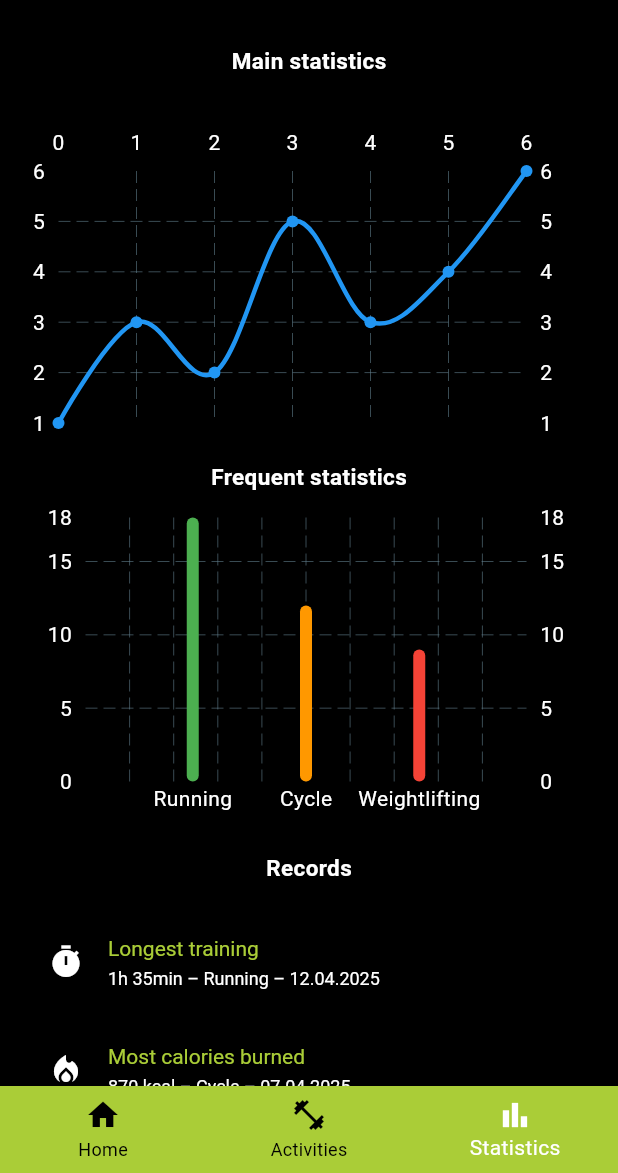
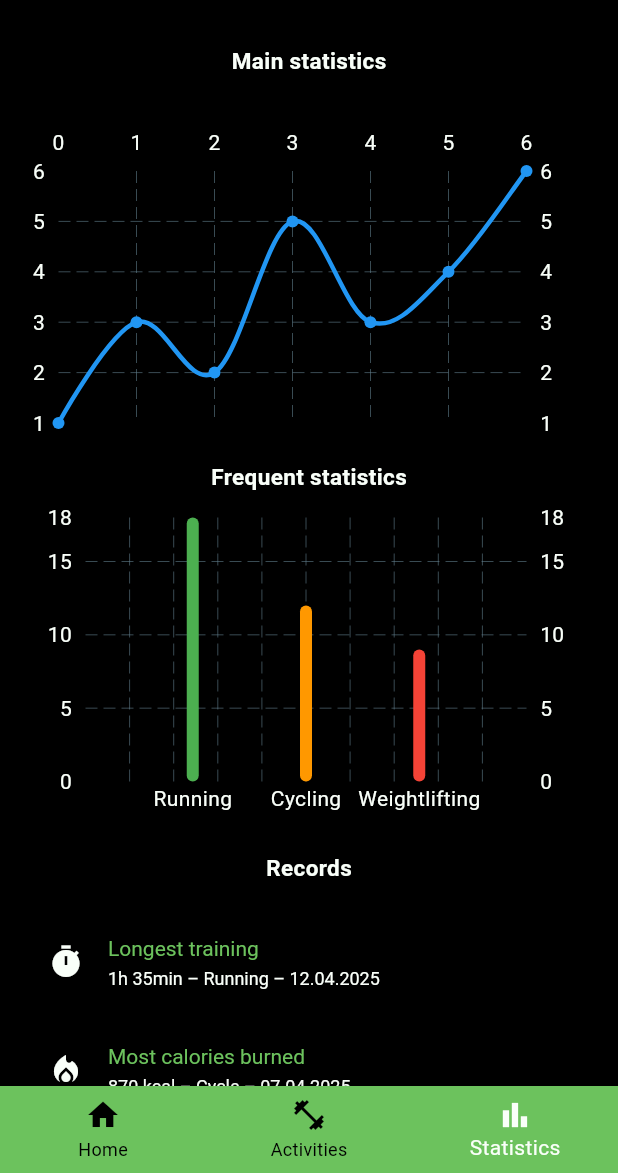
Before and after one commit to gawlowskiandrzej/fittracker, a Flutter app: the screen it shows once a user with an empty profile is signed in, swiped to page 3, on a phone screen of 412 x 824 dp, the part 63-1236 px from its top. Run offline on Flutter 3.47's test engine with Material 3 defaults, Android fonts, the phone set to English and light mode, and no system bars; drawn by our look-alikes of fl_chart; our stand-ins replace cloud_firestore, firebase_auth, firebase_core, google_fonts; accounts and stored records are empty; Roboto replaces fonts that are missing (Abel).

Commit message:
more tables

```diff
--- a/lib/theme/colors.dart
+++ b/lib/theme/colors.dart
@@ -2,8 +2,8 @@ import 'package:flutter/material.dart';
 
 class AppColors {
   static const Color primary = Color.fromARGB(255, 75, 74, 72);
-  static const Color secondary = Color(0xFFAACD37);
+  static const Color secondary = Color(0xFF6CC25D);
   static const Color background = Color(0xFF000000);
-  static const Color text = Color(0xFFFFFFFF);
+  static const Color text = Color(0xFFF9FFF9);
   static const Color text2 = Color(0x00000000);
 }
--- a/lib/views/home/home.dart
+++ b/lib/views/home/home.dart
@@ -48,7 +48,7 @@ class _HomeState extends State<Home> {
       bottomNavigationBar: BottomNavigationBar(
         backgroundColor: AppColors.secondary,
         unselectedItemColor: AppColors.background,
-        selectedItemColor: AppColors.text,
+        selectedItemColor: Color(0xFFF9FFF9),
         type: BottomNavigationBarType.fixed,
         items: const [
           BottomNavigationBarItem(icon: Icon(Icons.home), label: 'Home'),
--- a/lib/views/statistics/frequent.dart
+++ b/lib/views/statistics/frequent.dart
@@ -15,7 +15,7 @@ class FrequentStats extends StatelessWidget {
               sideTitles: SideTitles(
                 showTitles: true,
                 getTitlesWidget: (value, _) {
-                  const activityNames = ['Running', 'Cycle', 'Weightlifting'];
+                  const activityNames = ['Running', 'Cycling', 'Weightlifting'];
                   return Text(activityNames[value.toInt()]);
                 },
               ),
--- a/lib/views/statistics/records.dart
+++ b/lib/views/statistics/records.dart
@@ -30,6 +30,5 @@ class RecordStats extends StatelessWidget {
         ),
       ],
     );
-    ;
   }
 }
```
Also changed, not shown: lib/models/activity.dart (+12 -5 lines), lib/services/database.dart (+43 -6 lines), lib/views/home/recent_activity_tile.dart (+6 -2 lines), lib/views/activity/cycling_activity.dart (added), lib/views/activity/running_activity.dart (added), lib/views/activity/weighlifting_activity.dart (added).
